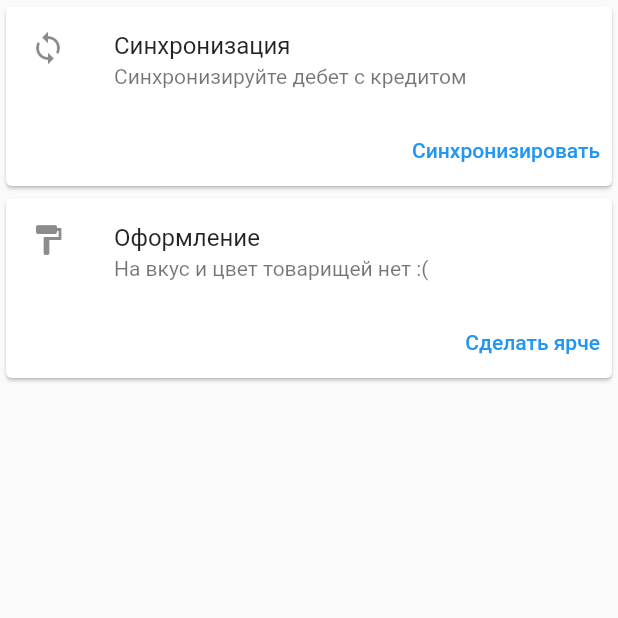
After one commit to cd-con/budget-control-mobile, a Flutter app: the SettingsPage screen opened directly, on a phone screen of 412 x 824 dp, the top half of it. The commit adds this screen. Run offline on Flutter 3.47's test engine with Material 2 defaults, Android fonts, the phone set to English and light mode, and no system bars; our stand-ins replace flutter_colorpicker, hive, hive_flutter; missing offline and left inert: flutter_charts, flutter_vibrate; accounts and stored records are empty.

Commit message:
Updated files

```diff
--- /dev/null
+++ b/lib/pages/settings.dart
@@ -0,0 +1,67 @@
+import 'package:flutter/material.dart';
+
+class SettingsPage extends StatefulWidget {
+  const SettingsPage({Key? key}) : super(key: key);
+
+  @override
+  State<StatefulWidget> createState() => SettingsContainer();
+}
+
+class SettingsContainer extends State<SettingsPage>{
+  @override
+  Widget build(BuildContext context) {
+    return Scaffold(
+        body: ListView(children: [
+
+        Card(
+          child:
+          Column(
+            mainAxisSize: MainAxisSize.min,
+            children:
+            <Widget>[
+              const ListTile(
+                leading: Icon(Icons.sync,),
+                title: Text("Синхронизация"),
+                subtitle: Text('Синхронизируйте дебет с кредитом'),
+              ),
+              Row(
+                mainAxisAlignment: MainAxisAlignment.end,
+                children: <Widget>[
+                  TextButton(
+                    child: const Text('Синхронизировать'),
+                    onPressed: () {/* ... */},
+                  ),
+                ],
+              ),
+            ],
+          ),
+        ),
+
+          Card(
+            child:
+            Column(
+              mainAxisSize: MainAxisSize.min,
+              children:
+              <Widget>[
+                const ListTile(
+                  leading: Icon(Icons.format_paint,),
+                  title: Text("Оформление"),
+                  subtitle: Text('На вкус и цвет товарищей нет :('),
+                ),
+                Row(
+                  mainAxisAlignment: MainAxisAlignment.end,
+                  children: <Widget>[
+                    TextButton(
+                      child: const Text('Сделать ярче'),
+                      onPressed: () {/* ... */},
+                    ),
+                  ],
+                ),
+              ],
+            ),
+          )
+        ]
+        ));
+  }
+
+}
--- a/lib/pages/utils/random_quote.dart
+++ b/lib/pages/utils/random_quote.dart
@@ -4,8 +4,8 @@ enum quoteType{
   categoryCreate,
   randomWord
 }
-var categoryCreateQuotes = ["Новые категории - новые цели?", "Опять?", "хуй пизда пирожок"];
-var randomWords = ["Еда", "Подписки", "Развлечения"];
+var categoryCreateQuotes = ["Новые категории - новые цели?", "Опять?", "Новая категория"];
+var randomWords = ["Еда", "Подписки", "Развлечения", "Налоги", "Транспорт", "Спорт", "Медицина"];
 String randomQuote(quoteType qt) {
   final _random = Random();
   String quote = "Lorem ipsum dolor"; //Some kind of null-protect :)
```
Also changed, not shown: lib/main.dart (+7 -2 lines), lib/pages/stats.dart (added, +76 -0 lines).
